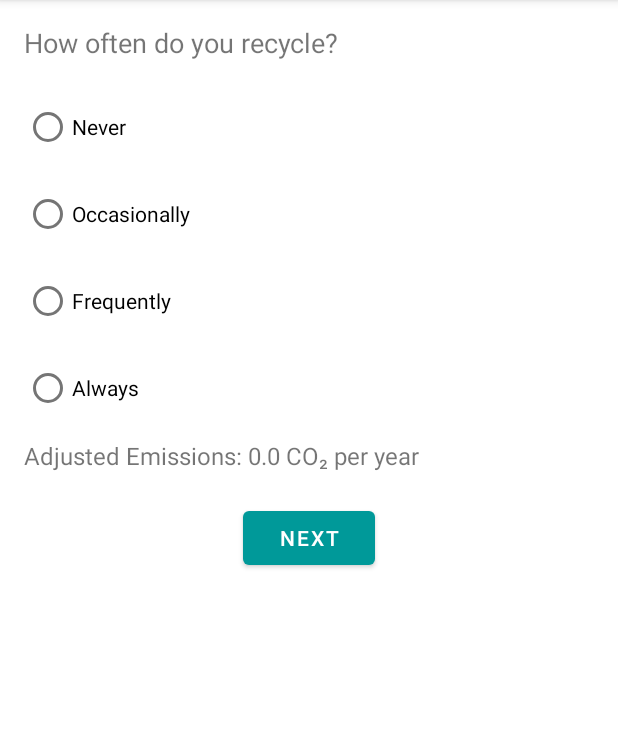
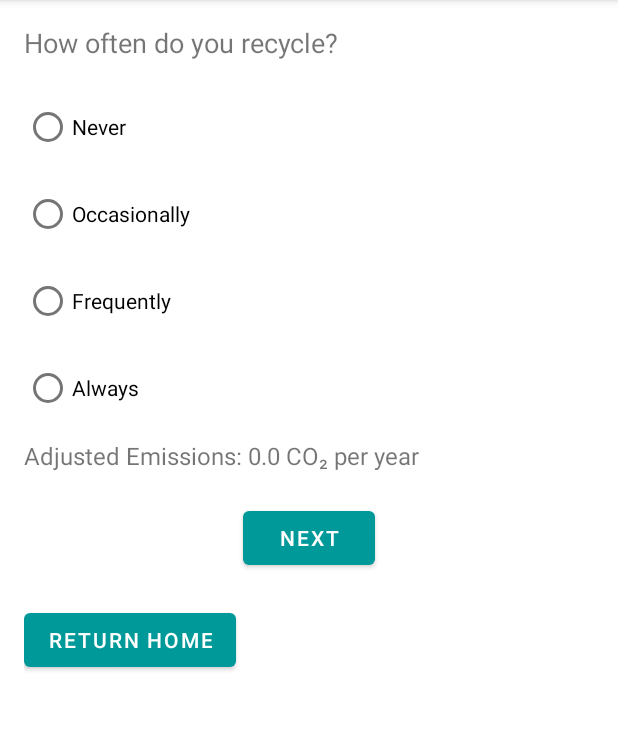
Before and after one commit to shahriyarkhan6/Plantze_application, an Android app: the RecyclingActivity screen opened directly, with no data from a screen before it, on a phone screen of 412 x 824 dp, the part 84-814 px from its top. Run offline under Robolectric (Android 15) with nearby library versions, the light colour scheme and no system bars; our stand-ins replace Firebase (no records; nobody signed in at launch, a user with empty details on screens opened directly).

Commit message:
added a home button to RecyclingActivity page

```diff
--- a/app/src/main/java/com/example/plantze_application/ui/annual_footprint/RecyclingActivity.java
+++ b/app/src/main/java/com/example/plantze_application/ui/annual_footprint/RecyclingActivity.java
@@ -23,6 +23,7 @@ import java.util.Map;
 public class RecyclingActivity extends AppCompatActivity {
     private RadioGroup recyclingGroup;
     private Button nextButton;
+    private Button returnHomeButton;
     private TextView emissionsDisplay;
     private double currentEmissions;
     private double transportCarbonEmission;
@@ -49,6 +50,7 @@ public class RecyclingActivity extends AppCompatActivity {
         recyclingGroup = findViewById(R.id.recyclingGroup);
         nextButton = findViewById(R.id.nextButton);
         emissionsDisplay = findViewById(R.id.emissionsDisplay);
+        returnHomeButton = findViewById(R.id.returnHomeButton);
 
 
         // Retrieve current emissions from intent
@@ -135,7 +137,7 @@ public class RecyclingActivity extends AppCompatActivity {
 
 
             // Update the emissions display
-            updateEmissionsDisplay();
+            //updateEmissionsDisplay();
 
 
             // Save the adjusted emissions to Firestore
@@ -146,6 +148,14 @@ public class RecyclingActivity extends AppCompatActivity {
 
             Log.d("RecyclingActivity", "Reductions applied. Clothing: " + clothingReduction + ", Device: " + deviceReduction + ", Total: " + totalReduction);
 
+
+        });
+
+        returnHomeButton.setOnClickListener(v -> {
+
+            Intent intent = new Intent(RecyclingActivity.this, MainActivity.class);
+            //intent.putExtra("housingCarbonEmission", housingCurrentEmission);
+            startActivity(intent);
 
         });
     }
--- a/app/src/main/res/layout/activity_recycling.xml
+++ b/app/src/main/res/layout/activity_recycling.xml
@@ -62,4 +62,12 @@
         android:layout_height="wrap_content"
         android:text="Next"
         android:layout_gravity="center" />
+
+    <!-- Return Home Button -->
+    <Button
+        android:id="@+id/returnHomeButton"
+        android:layout_width="wrap_content"
+        android:layout_height="wrap_content"
+        android:text="Return Home"
+        android:layout_marginTop="20dp" />
 </LinearLayout>
```
